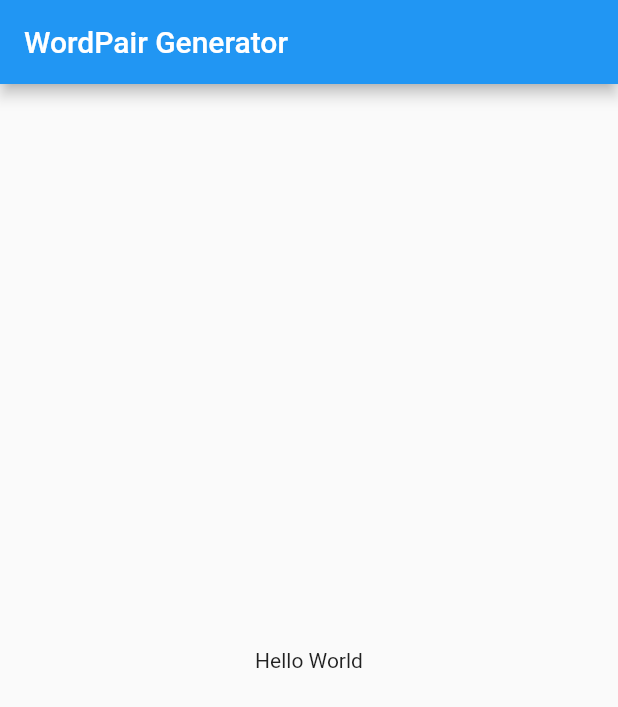
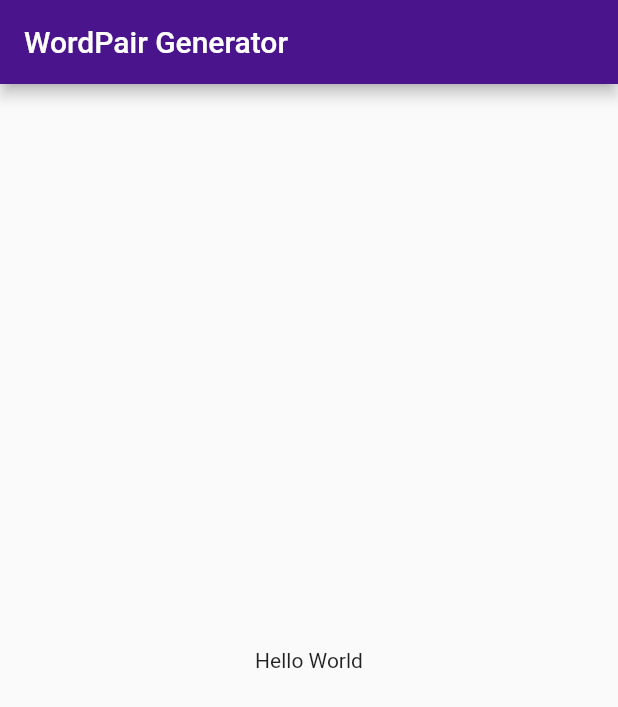
Before and after one commit to arjun-doel/flutterplayground, a Flutter app: the screen it shows after launch, on a phone screen of 412 x 824 dp. Shown: the top 707 px of the screen. Run offline on Flutter 3.47's test engine with Material 2 defaults, Android fonts, the phone set to English and light mode, and no system bars.

Commit message:
color scheme change

```diff
--- a/lib/main.dart
+++ b/lib/main.dart
@@ -8,7 +8,9 @@ class MyApp extends StatelessWidget {
   @override
   Widget build(BuildContext context) {
     return MaterialApp(
-        theme: ThemeData(primaryColor: Colors.purple[900]),
+        theme: ThemeData(
+            colorScheme: const ColorScheme.light()
+                .copyWith(primary: Colors.purple[900])),
         home: Scaffold(
             appBar: AppBar(title: const Text('WordPair Generator')),
             body: const Center(child: Text('Hello World'))));
```
